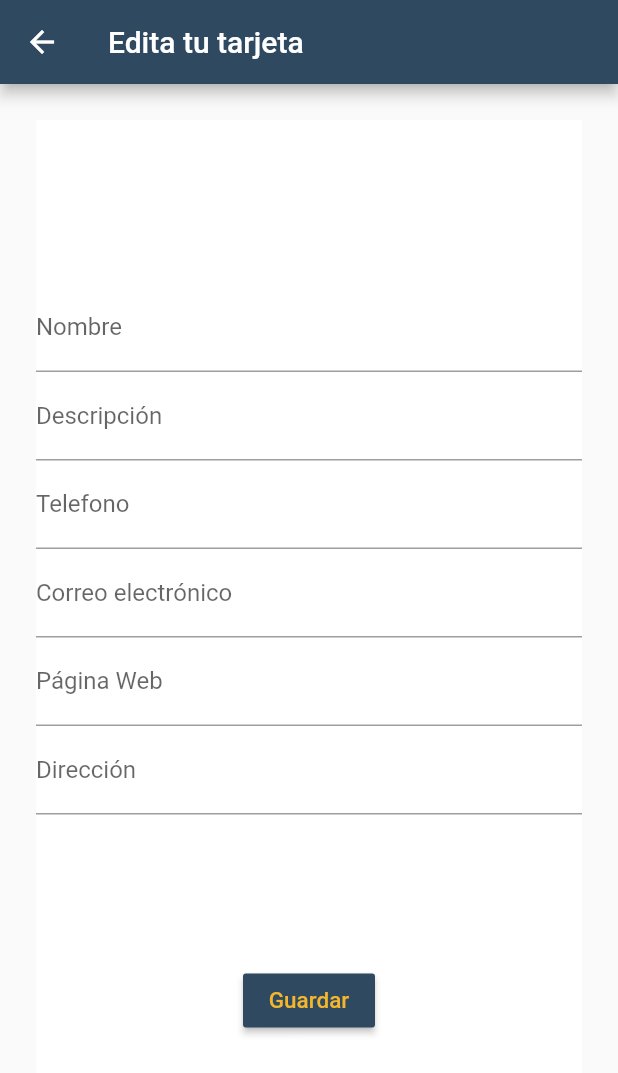
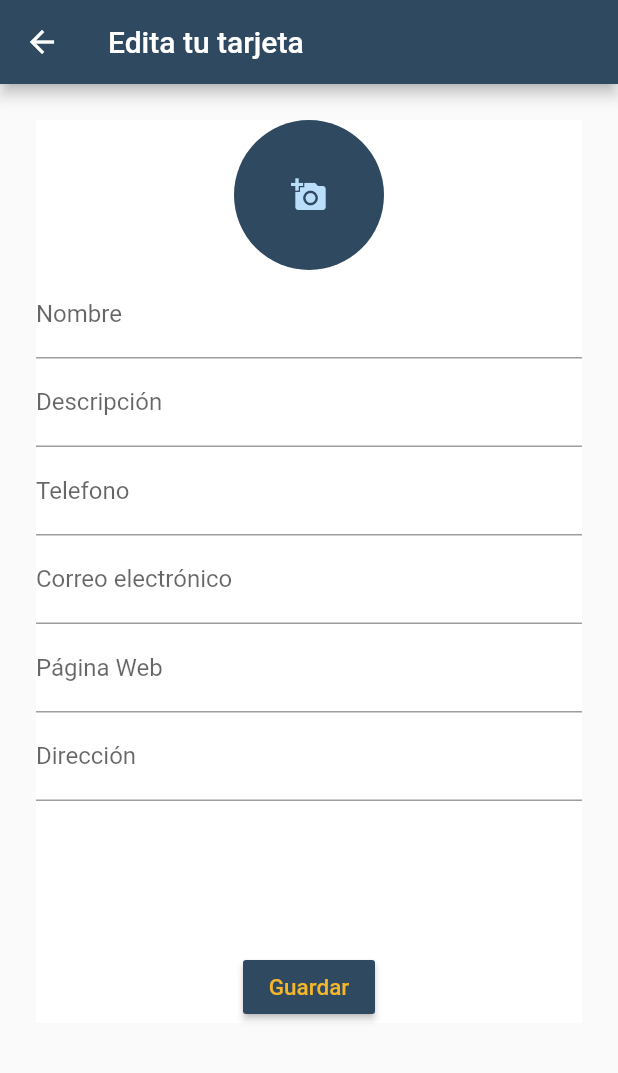
Before and after one commit to jcarboro94/visitapp, a Flutter app: the screen it shows after launch, in the side drawer, after a tap on "Configurar tarjeta", on a phone screen of 412 x 824 dp. Shown: the top 1073 px of the screen. Run offline on Flutter 3.47's test engine with Material 2 defaults, Android fonts, the phone set to English and light mode, and no system bars; our stand-ins replace image_picker; network calls fail.

```diff
--- a/lib/configuracionPage.dart
+++ b/lib/configuracionPage.dart
@@ -1,5 +1,7 @@
 import 'package:flutter/material.dart';
 import 'package:visitapp/constants.dart';
+import 'package:image_picker/image_picker.dart';
+import 'dart:io';
 
 class ConfiguracionPage extends StatefulWidget {
   @override
@@ -7,6 +9,17 @@ class ConfiguracionPage extends StatefulWidget {
 }
 
 class _ConfiguracionPageState extends State<ConfiguracionPage> {
+  File _image;
+  final picker = ImagePicker();
+
+  Future getImage() async {
+    final pickedFile = await picker.getImage(source: ImageSource.gallery);
+
+    setState(() {
+      _image = File(pickedFile.path);
+    });
+  }
+
   String _name;
   String _description;
   String _phoneNumber;
@@ -18,6 +31,30 @@ class _ConfiguracionPageState extends State<ConfiguracionPage> {
   Color _thirdColor;
 
   final GlobalKey<FormState> _formKey = GlobalKey<FormState>();
+
+  Widget _buildImageField() {
+    return GestureDetector(
+      child: _image == null
+          ? CircleAvatar(
+              child: Icon(Icons.add_a_photo),
+              backgroundColor: kDarkBlue,
+              radius: 50,
+            )
+          : CircleAvatar(
+//              child: Image.file(_image),
+//              backgroundImage: NetworkImage(
+//                  'https://media-exp1.licdn.com/dms/image/C5603AQFh6ytryTUsaA/profile-displayphoto-shrink_200_200/0?e=1598486400&v=beta&t=vu4Bz7Gpo2zSfAaLH4eWL6BlxfqU6Uz1MB8aM-okVKk'),
+              backgroundImage: AssetImage(_image.path),
+              radius: 50,
+              backgroundColor: kDarkBlue,
+            ),
+      onTap: () {
+        print('I HAVE '
+            'BEEN TAPPED!');
+        getImage();
+      },
+    );
+  }
 
   Widget _buildNameField() {
     return TextFormField(
@@ -145,11 +182,13 @@ class _ConfiguracionPageState extends State<ConfiguracionPage> {
   @override
   Widget build(BuildContext context) {
     return Scaffold(
+//      resizeToAvoidBottomPadding: false,
       appBar: AppBar(
         backgroundColor: kDarkBlue,
         title: Text('Edita tu tarjeta'),
       ),
       body: SafeArea(
+        child: SingleChildScrollView(
           child: Container(
             color: Colors.white,
             margin: EdgeInsets.all(24),
@@ -158,6 +197,7 @@ class _ConfiguracionPageState extends State<ConfiguracionPage> {
               child: Column(
                 mainAxisAlignment: MainAxisAlignment.center,
                 children: <Widget>[
+                  _buildImageField(),
                   _buildNameField(),
                   _buildDescriptionField(),
                   _buildPhoneNumberField(),
@@ -185,6 +225,7 @@ class _ConfiguracionPageState extends State<ConfiguracionPage> {
                       print(_email);
                       print(_url);
                       print(_address);
+
                       List<String> list = List<String>();
                       list.add(_name);
                       list.add(_description);
@@ -192,6 +233,7 @@ class _ConfiguracionPageState extends State<ConfiguracionPage> {
                       list.add(_email);
                       list.add(_url);
                       list.add(_address);
+                      list.add(_image.path);
 
                       Navigator.pop(context, list);
                     },
@@ -201,6 +243,7 @@ class _ConfiguracionPageState extends State<ConfiguracionPage> {
             ),
           ),
         ),
+      ),
     );
   }
 }
--- a/lib/main.dart
+++ b/lib/main.dart
@@ -34,6 +34,21 @@ class _HomeScreenState extends State<HomeScreen> {
 
   String _address = 'Carrer del Ajuntament, 18, Barceona';
 
+  String _imagePath = '';
+
+  CircleAvatar circleAvatar() {
+    if (_imagePath != '') {
+      return CircleAvatar(
+        backgroundImage: AssetImage(_imagePath),
+      );
+    } else {
+      return CircleAvatar(
+        backgroundImage: (NetworkImage(
+            'https://is3-ssl.mzstatic.com/image/thumb/Purple123/v4/8a/51/76/8a517657-7b3b-071c-03ce-90efccac5c2d/source/512x512bb.jpg')),
+      );
+    }
+  }
+
   @override
   Widget build(BuildContext context) {
     return Scaffold(
@@ -45,14 +60,15 @@ class _HomeScreenState extends State<HomeScreen> {
         child: ListView(
           children: <Widget>[
             UserAccountsDrawerHeader(
-              decoration: BoxDecoration(color: kDarkBlue),
-              accountName: Text('Appsesoria'),
-              accountEmail: Text('info@appsesoria.com'),
-              currentAccountPicture: CircleAvatar(
+                decoration: BoxDecoration(color: kDarkBlue),
+                accountName: Text('Appsesoria'),
+                accountEmail: Text('info@appsesoria.com'),
+                currentAccountPicture:
+                    circleAvatar() /*CircleAvatar(
                 backgroundImage: (NetworkImage(
                     'https://is3-ssl.mzstatic.com/image/thumb/Purple123/v4/8a/51/76/8a517657-7b3b-071c-03ce-90efccac5c2d/source/512x512bb.jpg')),
-              ),
-            ),
+              ),*/
+                ),
             ListTile(
               title: Text('Configurar tarjeta'),
               onTap: () async {
@@ -73,6 +89,7 @@ class _HomeScreenState extends State<HomeScreen> {
                     _email = contactDetails[3];
                     _url = contactDetails[4];
                     _address = contactDetails[5];
+                    _imagePath = contactDetails[6];
                   });
                 }
               },
@@ -103,16 +120,24 @@ class _HomeScreenState extends State<HomeScreen> {
           mainAxisAlignment: MainAxisAlignment.center,
           crossAxisAlignment: CrossAxisAlignment.stretch,
           children: <Widget>[
+            SizedBox(
+              height: 25,
+            ),
             Container(
               height: 100,
               width: 100,
               child: Center(
-                child: CircleAvatar(
+                child: Container(
+                  child: circleAvatar(),
+                  height: 100,
+                  width: 100,
+                ),
+                /*CircleAvatar(
                   radius: 50,
 //                    backgroundColor: Colors.red,
                   backgroundImage: NetworkImage(
                       'https://is3-ssl.mzstatic.com/image/thumb/Purple123/v4/8a/51/76/8a517657-7b3b-071c-03ce-90efccac5c2d/source/512x512bb.jpg'),
-                ),
+                ),*/
               ),
             ),
             Container(
```
Also changed, not shown: 2 other files. Lines whose indentation alone changed are shown as unchanged.
